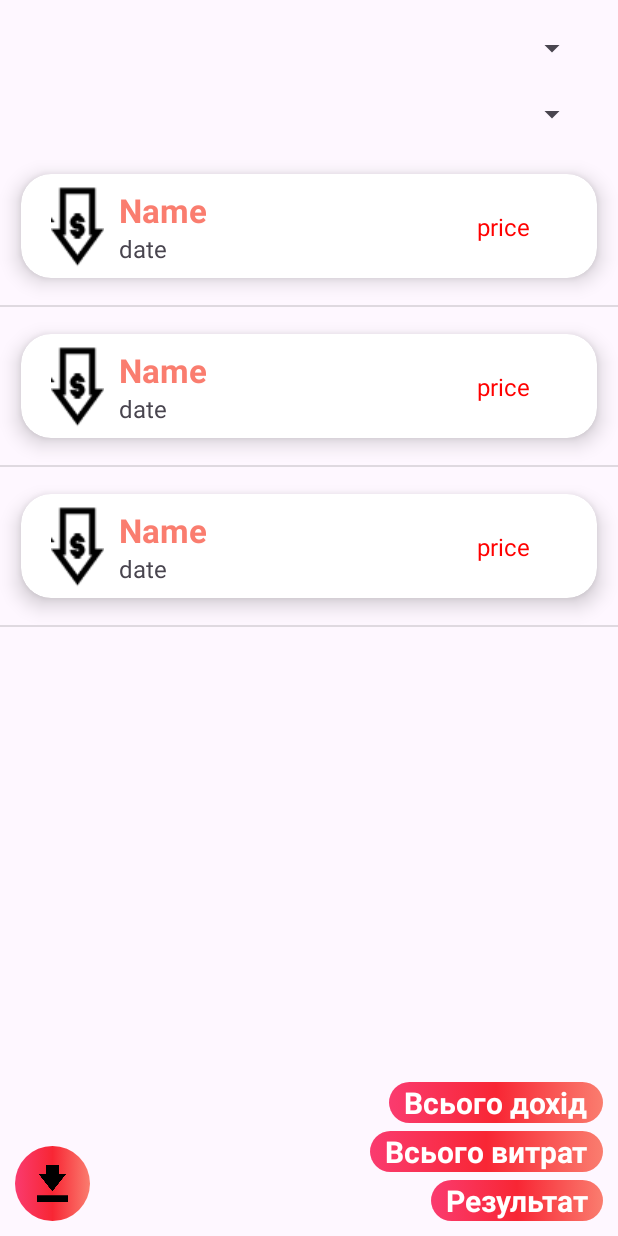
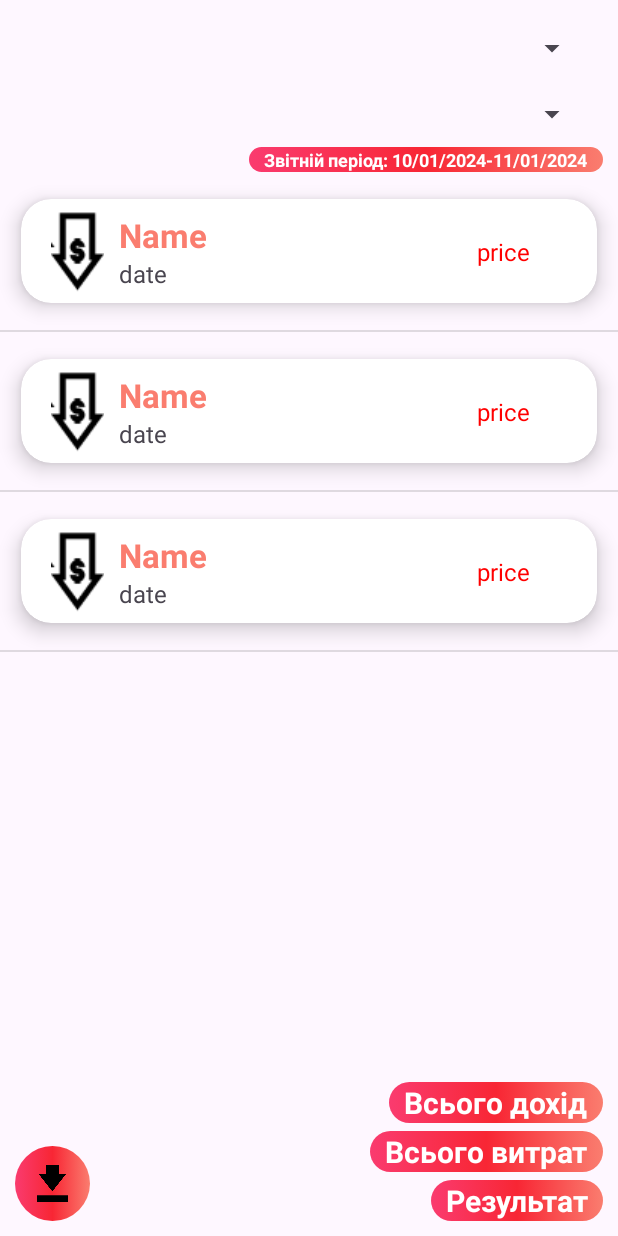
Before and after one commit to dymchenkko/khrtk_course_work_pi-420, an Android app built with Jetpack Compose: the layout activity_report_view.xml on its own in the app's theme, with its tools: preview values and no code run, on a phone screen of 412 x 824 dp. Run offline under Robolectric (Android 15) with nearby library versions, the phone set to English and light mode, and no system bars.

Commit message:
feat: add beginning and end data

```diff
--- a/app/src/main/res/layout/activity_report_view.xml
+++ b/app/src/main/res/layout/activity_report_view.xml
@@ -22,13 +22,30 @@
         tools:ignore="MissingConstraints"
         android:layout_margin="20dp"/>
 
+    <TextView
+        android:id="@+id/report_beginning_and_end"
+        android:layout_width="wrap_content"
+        android:layout_height="wrap_content"
+        android:layout_marginEnd="10dp"
+        android:layout_marginTop="10dp"
+        android:layout_marginBottom="10dp"
+        android:background="@drawable/button_background"
+        android:paddingStart="10dp"
+        android:paddingEnd="10dp"
+        android:text="Звітній період: 10/01/2024-11/01/2024"
+        android:textColor="@color/white"
+        android:textSize="12dp"
+        android:textStyle="bold"
+        app:layout_constraintTop_toBottomOf="@id/extra_sort"
+        app:layout_constraintRight_toRightOf="parent" />
+
+
     <ListView
         android:id="@+id/list_review"
         android:layout_width="match_parent"
         android:layout_height="0dp"
-        android:layout_marginTop="10dp"
         android:textColor="@color/black"
-        app:layout_constraintTop_toBottomOf="@id/extra_sort"
+        app:layout_constraintTop_toBottomOf="@id/report_beginning_and_end"
         app:layout_constraintBottom_toTopOf="@+id/income_sum"
         android:textSize="30sp"
         app:layout_constraintLeft_toLeftOf="parent"
--- a/app/src/main/res/layout/list_item_clients_appointment.xml
+++ b/app/src/main/res/layout/list_item_clients_appointment.xml
@@ -5,9 +5,7 @@
     xmlns:tools="http://schemas.android.com/tools"
     android:layout_marginStart="12dp"
     android:layout_marginEnd="12dp"
-    android:layout_marginHorizontal="10dp"
     app:cardCornerRadius="20dp"
-    app:cardElevation="8dp"
     android:layout_width="match_parent"
     android:layout_height="wrap_content"
     app:cardUseCompatPadding="true"
```
Also changed, not shown: app/src/main/java/com/example/cosmetologistmanager/ReportView.kt (+134 -86 lines).
